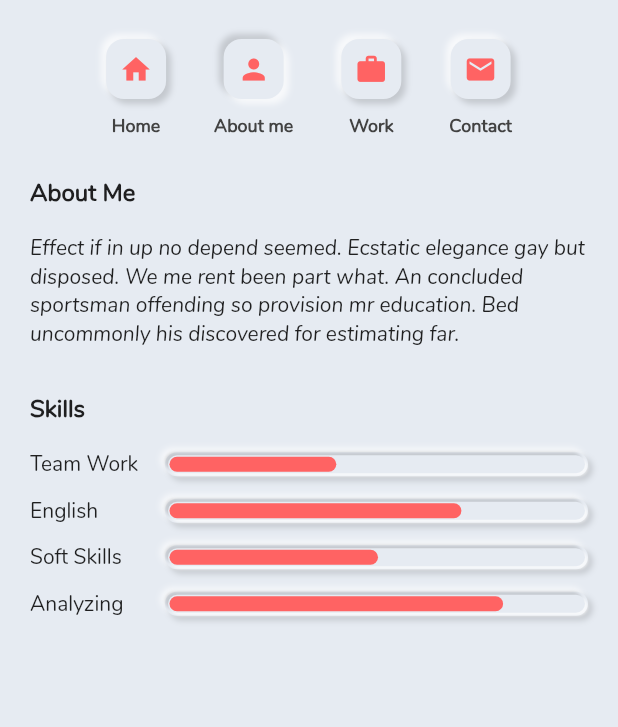
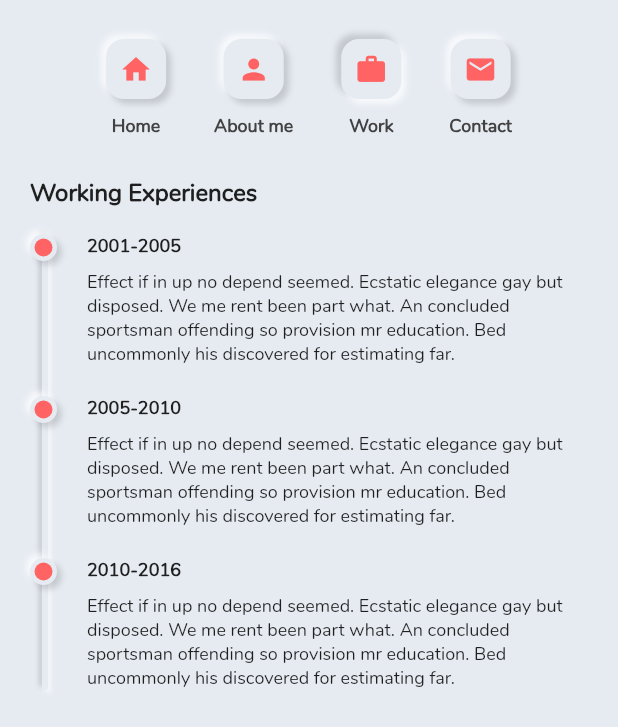
Before and after one commit to camphan12993/personal_site, a Flutter app: the screen it shows after launch, after a tap on "About me", after a tap on "Work", on a phone screen of 412 x 824 dp. Shown: the top 727 px of the screen. Run offline on Flutter 3.47's test engine with Material 2 defaults, Android fonts, the phone set to English and light mode, and no system bars.

Commit message:
add work page

```diff
--- a/lib/home.dart
+++ b/lib/home.dart
@@ -1,6 +1,7 @@
 import 'package:flutter/material.dart';
 import 'package:personal_site/pages/about_me.dart';
 import 'package:personal_site/pages/genernal_info.dart';
+import 'package:personal_site/pages/work.dart';
 import 'package:personal_site/styles.dart';
 import 'package:personal_site/widgets/nav_bar.dart';
 
@@ -50,7 +51,7 @@ class _HomePageState extends State<HomePage> {
             child: ListView(
               controller: _scrollController,
               scrollDirection: Axis.horizontal,
-              children: <Widget>[GeneralInfo(), AboutMe()],
+              children: <Widget>[GeneralInfo(), AboutMe(), WorkPage()],
             ),
           ),
         ],
--- a/lib/pages/work.dart
+++ b/lib/pages/work.dart
@@ -0,0 +1,87 @@
+import 'package:flutter/material.dart';
+import 'package:personal_site/styles.dart';
+
+class WorkPage extends StatelessWidget {
+  Widget getTimelineItem(context, String text) {
+    return Row(crossAxisAlignment: CrossAxisAlignment.start, children: <Widget>[
+      Container(
+        width: 18.0,
+        height: 18.0,
+        decoration: getBoxDecoration(borderRadius: 20.0),
+        child: Container(
+          margin: EdgeInsets.all(3),
+          decoration: BoxDecoration(
+              color: Theme.of(context).primaryColor,
+              borderRadius: BorderRadius.circular(20.0)),
+        ),
+      ),
+      SizedBox(width: 20.0),
+      Expanded(
+        child: Column(
+          crossAxisAlignment: CrossAxisAlignment.start,
+          children: <Widget>[
+            Text(
+              text,
+              style: TextStyle(fontSize: 12.0, fontWeight: FontWeight.w600),
+            ),
+            SizedBox(height: 8.0),
+            Text(
+              'Effect if in up no depend seemed. Ecstatic elegance gay but disposed. We me rent been part what. An concluded sportsman offending so provision mr education. Bed uncommonly his discovered for estimating far.',
+              style: TextStyle(fontSize: 12.0, fontWeight: FontWeight.w400),
+            )
+          ],
+        ),
+      )
+    ]);
+  }
+
+  @override
+  Widget build(BuildContext context) {
+    return Container(
+      width: MediaQuery.of(context).size.width,
+      child: Container(
+        padding: EdgeInsets.all(20.0),
+        child: Column(
+          crossAxisAlignment: CrossAxisAlignment.start,
+          children: <Widget>[
+            Text(
+              'Working Experiences',
+              textAlign: TextAlign.left,
+              style: TextStyle(fontSize: 16.0, fontWeight: FontWeight.bold),
+            ),
+            SizedBox(height: 16),
+            Stack(
+              fit: StackFit.loose,
+              children: <Widget>[
+                Positioned(
+                  left: 8.0,
+                  bottom: 0,
+                  top: 0,
+                  child: Container(
+                    width: 4.0,
+                    decoration: getBoxDecoration(
+                        inner: true,
+                        borderRadius: 3.0,
+                        blurRadius: 2.0,
+                        offset: 2),
+                  ),
+                ),
+                Container(
+                  child: Column(
+                    children: <Widget>[
+                      getTimelineItem(context, '2001-2005'),
+                      SizedBox(height: 20.0),
+                      getTimelineItem(context, '2005-2010'),
+                      SizedBox(height: 20.0),
+                      getTimelineItem(context, '2010-2016')
+                    ],
+                  ),
+                )
+              ],
+            ),
+          ],
+        ),
+      ),
+    );
+  }
+}
```
